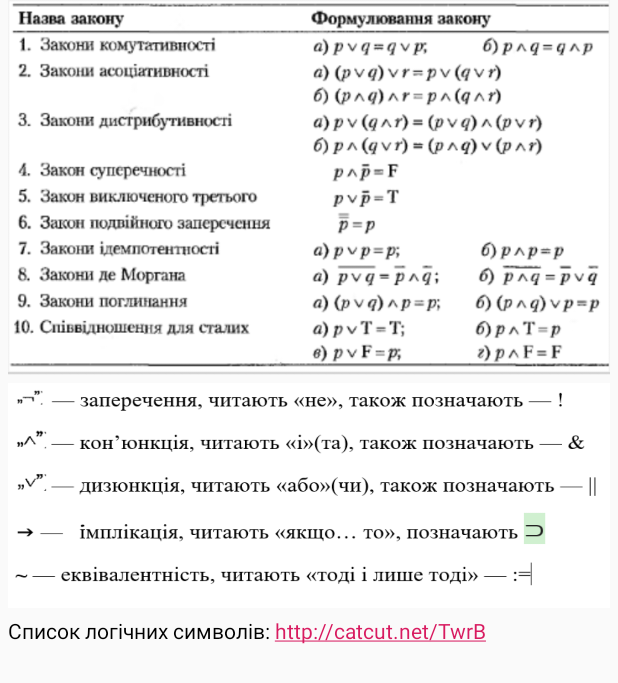
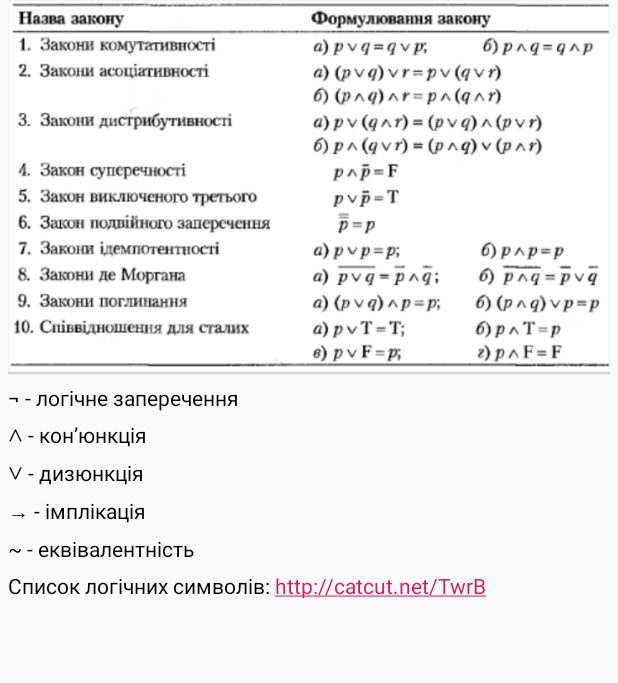
Before and after one commit to SYVYUA/Logic_of_utterances, an Android app: the SupportFormula screen opened directly, with no data from a screen before it, on a phone screen of 412 x 824 dp. Shown: the top 683 px of the screen. Run offline under Robolectric (Android 15) with nearby library versions, the phone set to English and light mode, and no system bars.

Commit message:
support formula

```diff
--- a/app/src/main/res/layout/activity_support_formula.xml
+++ b/app/src/main/res/layout/activity_support_formula.xml
@@ -19,14 +19,56 @@
         android:layout_width="match_parent"
         android:layout_height="5dp" />
 
-    <ImageView
-        android:id="@+id/sup2"
+    <TextView
+        android:textColor="#000"
         android:layout_width="wrap_content"
-        android:layout_height="150dp"
-        android:background="@drawable/symbols"/>
+        android:layout_height="wrap_content"
+        android:text="@string/l_negation" />
+
     <Space
         android:layout_width="match_parent"
         android:layout_height="5dp" />
+
+    <TextView
+        android:textColor="#000"
+        android:layout_width="wrap_content"
+        android:layout_height="wrap_content"
+        android:text="@string/l_conjunction" />
+
+    <Space
+        android:layout_width="match_parent"
+        android:layout_height="5dp" />
+
+    <TextView
+        android:textColor="#000"
+        android:layout_width="wrap_content"
+        android:layout_height="wrap_content"
+        android:text="@string/l_disjunction" />
+
+    <Space
+        android:layout_width="match_parent"
+        android:layout_height="5dp" />
+
+    <TextView
+        android:textColor="#000"
+        android:layout_width="wrap_content"
+        android:layout_height="wrap_content"
+        android:text="@string/l_implication" />
+
+    <Space
+        android:layout_width="match_parent"
+        android:layout_height="5dp" />
+
+    <TextView
+        android:textColor="#000"
+        android:layout_width="wrap_content"
+        android:layout_height="wrap_content"
+        android:text="@string/l_definition" />
+
+    <Space
+        android:layout_width="match_parent"
+        android:layout_height="5dp" />
+
     <TextView
         android:textColor="#000"
         android:layout_width="wrap_content"
--- a/app/src/main/res/values/strings.xml
+++ b/app/src/main/res/values/strings.xml
@@ -136,6 +136,14 @@
     <string name="expForTable3">Тепер відповідно до теорми можна дійти висновку, що формула ¬Р логічно випливає з формул P → Q та ¬Q.</string>
     <string name="finish">До головного меню</string>
 
+
+    <!--explanation of symbols-->
+    <string name="l_negation">¬ - логічне заперечення</string>
+    <string name="l_conjunction">∧ - кон’юнкція</string>
+    <string name="l_disjunction">∨ - дизюнкція</string>
+    <string name="l_implication">→ - імплікація</string>
+    <string name="l_definition">~ - еквівалентність</string>
+
     <!--link for the symbol-->
     <string name="list_of_logic_symbol">Список логічних символів: http://catcut.net/TwrB</string>
     <!--Теорема 1-->
```
Also changed, not shown: 1 other file.
